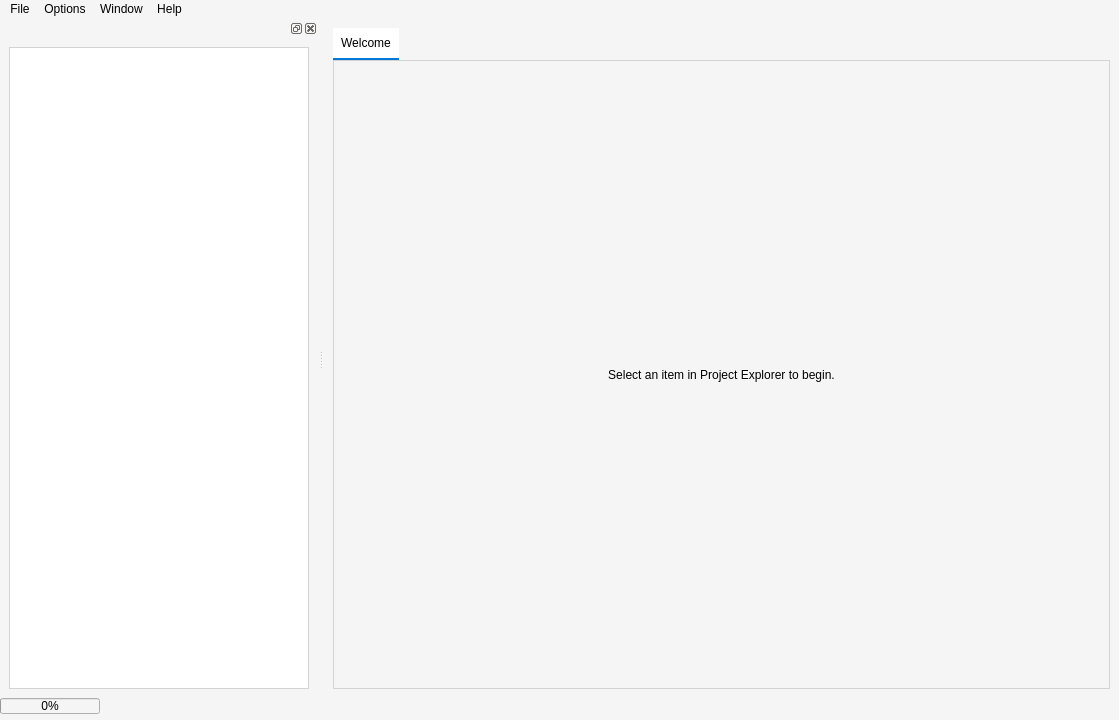
This is pastrocore/gui_pyside/main_window.ui in Torward1024/pAstroCORE as Qt 5 draws it before an edit. The edited form follows.
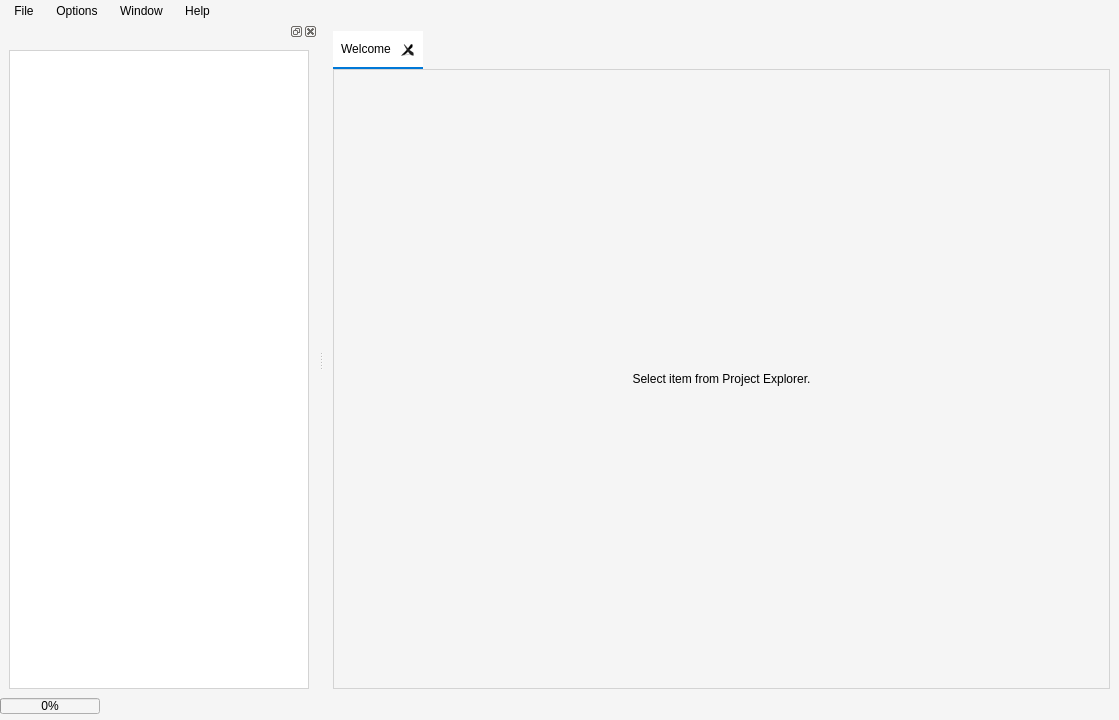
This is the edited form. Icons and pictures are not drawn.

```diff
--- a/pastrocore/gui_pyside/main_window.ui
+++ b/pastrocore/gui_pyside/main_window.ui
@@ -29,6 +29,12 @@
                QTabBar::tab { background: #e0e0e0; padding: 8px; }
                QTabBar::tab:selected { background: #ffffff; border-bottom: 2px solid #0078d7; }</string>
       </property>
+      <property name="tabsClosable">
+       <bool>true</bool>
+      </property>
+      <property name="movable">
+       <bool>true</bool>
+      </property>
       <widget class="QWidget" name="tabWelcome">
        <attribute name="title">
         <string>Welcome</string>
@@ -37,7 +43,7 @@
         <item>
          <widget class="QLabel" name="welcomeLabel">
           <property name="text">
-           <string>Select an item in Project Explorer to begin.</string>
+           <string>Select item from Project Explorer.</string>
           </property>
           <property name="alignment">
            <set>Qt::AlignmentFlag::AlignCenter</set>
@@ -56,9 +62,18 @@
      <x>0</x>
      <y>0</y>
      <width>1119</width>
-     <height>20</height>
+     <height>23</height>
     </rect>
    </property>
+   <property name="styleSheet">
+    <string notr="true">QMenuBar {background-color: #f5f5f5; font-family: Arial;}
+QMenuBar::item {background: #f5f5f5; padding: 4px 8px; color: #000000;}
+QMenuBar::item:selected{background: #0078d7; color: #ffffff;}
+QMenu {background-color: #ffffff; border: 1px solid #d3d3d3;}
+QMenu::item {padding: 4px 12px;background: #ffffff; color: #000000;}
+QMenu::item:selected {background: #0078d7;color: #ffffff;}
+QMenu::item:hover {background: #e0e0e0;color: #000000;}</string>
+   </property>
    <property name="nativeMenuBar">
     <bool>false</bool>
    </property>
@@ -152,8 +167,11 @@
         <string>border: 1px solid #d3d3d3; background-color: #ffffff;</string>
        </property>
        <property name="headerHidden">
+        <bool>true</bool>
+       </property>
+       <attribute name="headerVisible">
         <bool>false</bool>
-       </property>
+       </attribute>
       </widget>
      </item>
     </layout>
```
Left out of the diff: 14 changed lines with no effect on the pictures.
